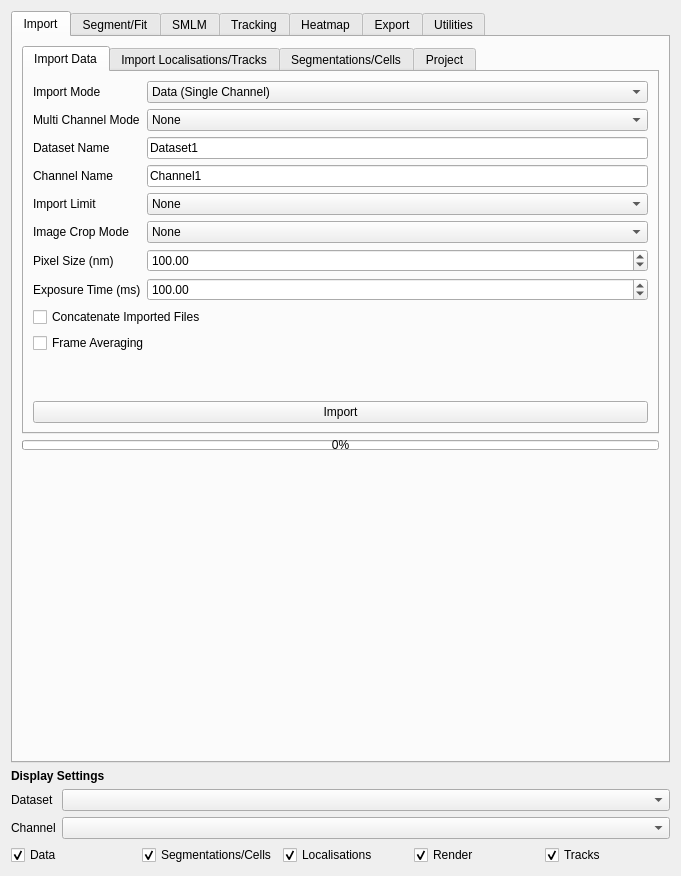
Qt form src/moltrack/GUI/widget_ui.ui (piedrro/napari-moltrack) before a commit.
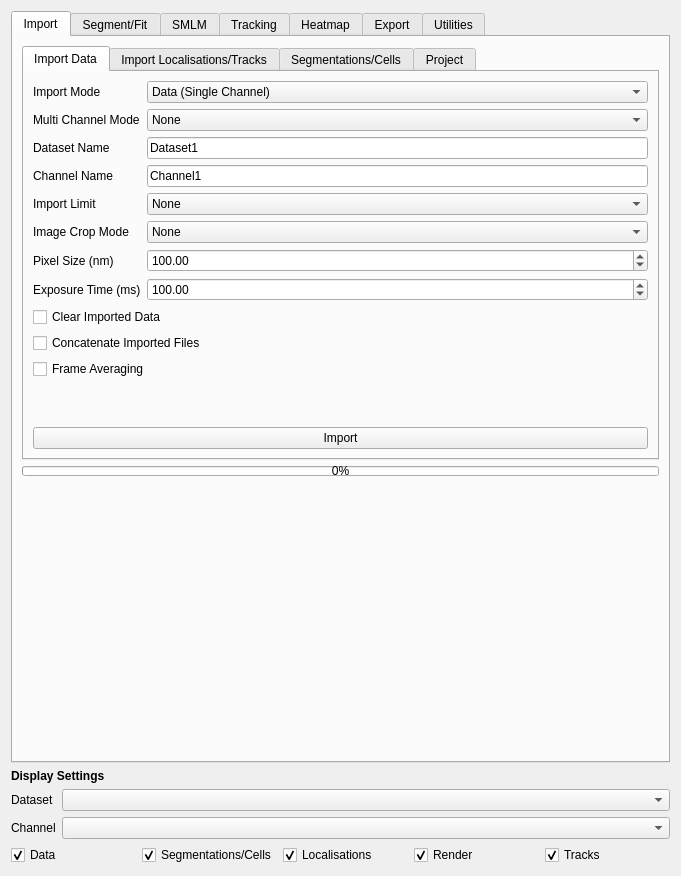
The same form after that commit.

Commit message: added clear_images functionality

Diff of the .ui file:
```diff
--- a/src/moltrack/GUI/widget_ui.ui
+++ b/src/moltrack/GUI/widget_ui.ui
@@ -257,6 +257,13 @@
              </item>
             </layout>
            </item>
+           <item>
+            <widget class="QCheckBox" name="import_clear">
+             <property name="text">
+              <string>Clear Imported Data</string>
+             </property>
+            </widget>
+           </item>
            <item>
             <widget class="QCheckBox" name="import_concatenate">
              <property name="text">
```
The commit also changes 3 other files.
